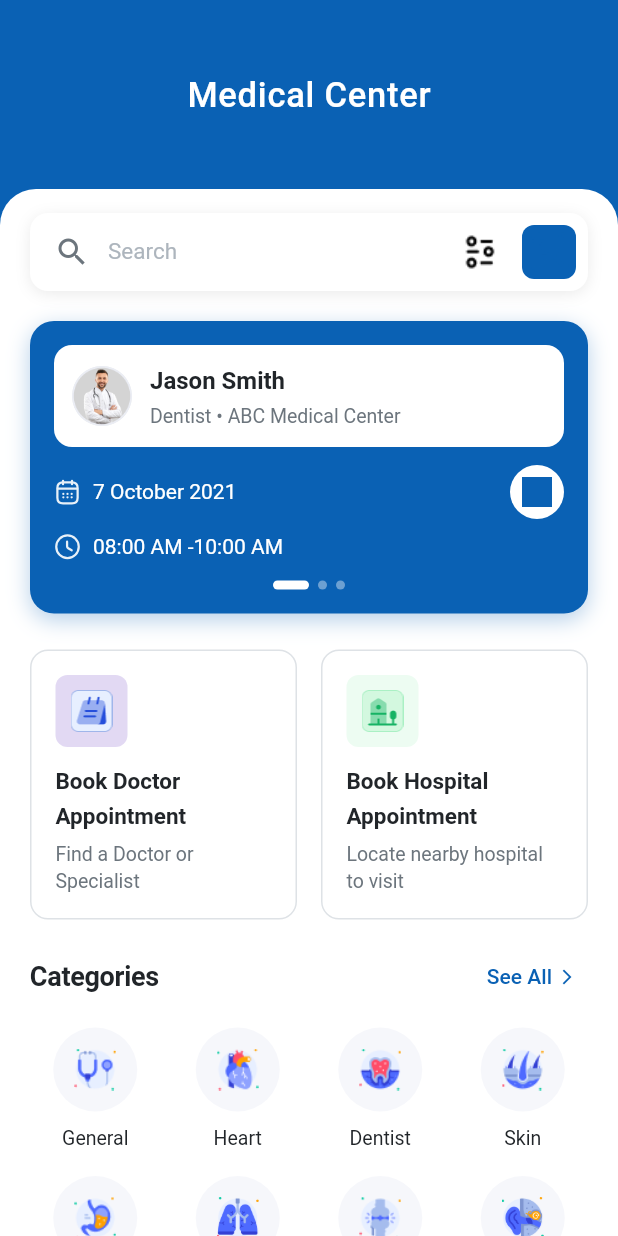
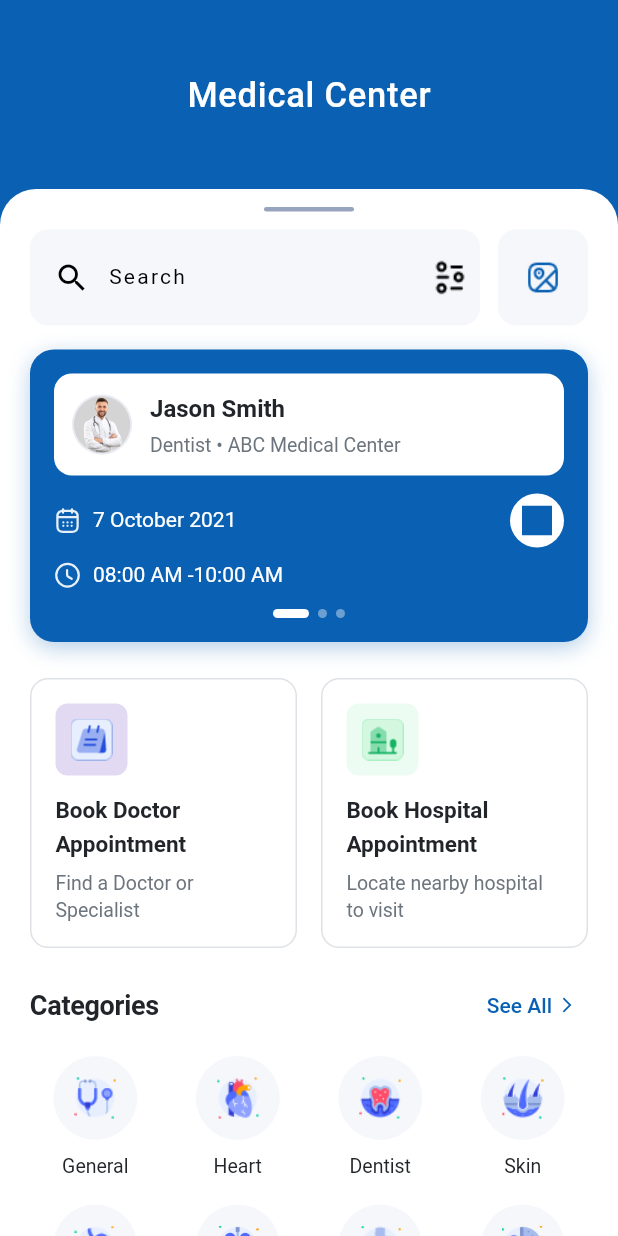
Before and after one commit to Teewhydot/paxform_project, a Flutter app: the screen it shows after launch, on a phone screen of 412 x 824 dp. Run offline on Flutter 3.47's test engine with Material 3 defaults, Android fonts, the phone set to English and light mode, and no system bars; our stand-ins replace flutter_svg; Roboto replaces fonts that are missing (Public Sans, SF Pro Display).

Commit message:
Search bar optimizations completed and matches figma design.

```diff
--- a/lib/core/theme/app_colors.dart
+++ b/lib/core/theme/app_colors.dart
@@ -21,6 +21,8 @@ class AppColors {
   /// Card and container backgrounds - white
   /// Figma: #FFFFFF
   static const Color backgroundWhite = Color(0xFFFFFFFF);
+
+  static const Color black = Color(0xFF000000);
 
   /// Secondary background - slightly darker gray
   /// Figma: #E9ECEF
@@ -94,4 +96,7 @@ class AppColors {
 
   ///Handle Color
   static const Color handleColor = Color(0xFF97A4BF);
+
+  ///Search Color
+  static const Color searchColor = Color(0xFFF6F7FB);
 }
--- a/lib/core/theme/app_spacing.dart
+++ b/lib/core/theme/app_spacing.dart
@@ -57,7 +57,7 @@ class AppSpacing {
   /// Extra large border radius - 20px
   /// Usage: Very rounded cards
   /// Figma: 20px
-  static const double radiusXLarge = 20.0;
+  static const double radiusXLarge = 26.0;
 
   /// Circular radius - 100px (for fully circular elements)
   /// Usage: Profile images, circular icon buttons
--- a/lib/core/theme/app_typography.dart
+++ b/lib/core/theme/app_typography.dart
@@ -1,13 +1,11 @@
 import 'package:flutter/material.dart';
 import 'app_colors.dart';
 
-/// Typography styles matching Figma Medical Center design
-/// Uses system default fonts for cross-platform compatibility
 class AppTypography {
   AppTypography._(); // Private constructor to prevent instantiation
 
   // Base font family - using system default for cross-platform support
-  static const String _fontFamily = 'SF Pro Display'; // iOS default, falls back to Roboto on Android
+  static const String _fontFamily = 'Public Sans';
 
   // Header Styles
   /// Large header style for main titles
@@ -139,11 +137,11 @@ class AppTypography {
   /// Figma: Regular, 15px
   static const TextStyle searchHint = TextStyle(
     fontFamily: _fontFamily,
-    fontSize: 15,
+    fontSize: 14,
     fontWeight: FontWeight.w400, // Regular
     height: 1.5,
-    letterSpacing: 0,
-    color: AppColors.textTertiary,
+    letterSpacing: 1.5,
+    color: AppColors.black,
   );
 
   /// Badge text for pills (Tomorrow, time, etc.)
--- a/lib/features/medical_center/presentation/pages/medical_center_home_page.dart
+++ b/lib/features/medical_center/presentation/pages/medical_center_home_page.dart
@@ -42,8 +42,9 @@ class MedicalCenterHomePage extends StatelessWidget {
                   child: Column(
                     crossAxisAlignment: CrossAxisAlignment.start,
                     children: [
-                      const SizedBox(height: AppSpacing.lg),
-
+                      const SizedBox(height: AppSpacing.md),
+                      const DragHandle(),
+                      const SizedBox(height: AppSpacing.md),
                       // Search bar
                       Padding(
                         padding: const EdgeInsets.symmetric(
@@ -62,7 +63,7 @@ class MedicalCenterHomePage extends StatelessWidget {
                         ),
                       ),
 
-                      const SizedBox(height: AppSpacing.xl),
+                      const SizedBox(height: AppSpacing.lg),
 
                       // Current appointment card
                       Padding(
@@ -326,8 +327,8 @@ class MedicalCenterHomePage extends StatelessWidget {
       decoration: BoxDecoration(
         color: AppColors.primaryBlue,
         borderRadius: const BorderRadius.only(
-          bottomLeft: Radius.circular(AppSpacing.radiusLarge),
-          bottomRight: Radius.circular(AppSpacing.radiusLarge),
+          bottomLeft: Radius.circular(AppSpacing.radiusXLarge),
+          bottomRight: Radius.circular(AppSpacing.radiusXLarge),
         ),
       ),
       child: Padding(
@@ -394,3 +395,21 @@ class MedicalCenterHomePage extends StatelessWidget {
     );
   }
 }
+
+class DragHandle extends StatelessWidget {
+  const DragHandle({super.key});
+
+  @override
+  Widget build(BuildContext context) {
+    return Center(
+      child: Container(
+        width: 60,
+        height: 3,
+        decoration: BoxDecoration(
+          color: AppColors.handleColor,
+          borderRadius: BorderRadius.circular(AppSpacing.radiusSmall),
+        ),
+      ),
+    );
+  }
+}
--- a/lib/features/medical_center/presentation/widgets/search_bar_widget.dart
+++ b/lib/features/medical_center/presentation/widgets/search_bar_widget.dart
@@ -34,21 +34,16 @@ class SearchBarWidget extends StatelessWidget {
 
   @override
   Widget build(BuildContext context) {
-    return Container(
-      height: 52, // Figma: ~52px height
+    return Row(
+      children: [
+        Expanded(
+          child: Container(
+            height: 64, // Figma: ~52px height
             decoration: BoxDecoration(
-        color: AppColors.backgroundWhite, // Figma: White background
+              color: AppColors.searchColor, // Figma: White background
               borderRadius: BorderRadius.circular(
                 AppSpacing.radiusMedium, // Figma: 12px radius
               ),
-        boxShadow: [
-          BoxShadow(
-            color: AppColors.shadow.withValues(alpha:0.08), // Subtle shadow
-            offset: const Offset(0, 2), // Figma: Y offset 2px
-            blurRadius: 8, // Figma: 8px blur
-            spreadRadius: 0,
-          ),
-        ],
             ),
             child: Row(
               children: [
@@ -61,7 +56,7 @@ class SearchBarWidget extends StatelessWidget {
                   child: Icon(
                     Icons.search,
                     size: AppSpacing.iconMedium, // Figma: 24px icon
-              color: AppColors.textSecondary, // Figma: Gray icon
+                    color: AppColors.black, // Figma: Gray icon
                   ),
                 ),
 
@@ -86,7 +81,9 @@ class SearchBarWidget extends StatelessWidget {
                   onTap: onFilterTapped,
                   borderRadius: BorderRadius.circular(8),
                   child: Padding(
-              padding: const EdgeInsets.all(AppSpacing.sm), // 8px padding for touch target
+                    padding: const EdgeInsets.all(
+                      AppSpacing.sm,
+                    ), // 8px padding for touch target
                     child: Image.asset(
                       AppAssets.filterPng,
                       width: AppSpacing.iconMedium, // Figma: 24px icon
@@ -95,9 +92,11 @@ class SearchBarWidget extends StatelessWidget {
                     ),
                   ),
                 ),
-
-          const SizedBox(width: AppSpacing.sm), // Figma: 8px gap
-
+              ],
+            ),
+          ),
+        ),
+        const SizedBox(width: AppSpacing.md), // Figma: 16px gap
         // Scan/Image icon (blue rounded button)
         InkWell(
           onTap: onScanTapped,
@@ -105,27 +104,23 @@ class SearchBarWidget extends StatelessWidget {
             AppSpacing.radiusSmall, // Figma: 8px radius
           ),
           child: Container(
-              width: 36, // Figma: ~36px width
-              height: 36, // Figma: ~36px height
-              margin: const EdgeInsets.only(
-                right: AppSpacing.sm, // Figma: 8px right margin
+            width: 60,
+            height: 64,
+            decoration: BoxDecoration(
+              color: AppColors.searchColor,
+              borderRadius: BorderRadius.circular(AppSpacing.radiusMedium),
             ),
-              decoration: BoxDecoration(
-                color: AppColors.primaryBlue, // Figma: Blue background
-                borderRadius: BorderRadius.circular(
-                  AppSpacing.radiusSmall, // Figma: 8px radius
-                ),
-              ),
+            child: Center(
               child: Image.asset(
                 AppAssets.searchLocationPng,
-                width: 20, // Figma: ~20px icon
-                height: 20,
+                width: 26.5,
+                height: 26.5,
                 fit: BoxFit.contain,
               ),
             ),
           ),
+        ),
       ],
-      ),
     );
   }
 }
```
Lines whose indentation alone changed are shown as unchanged.
